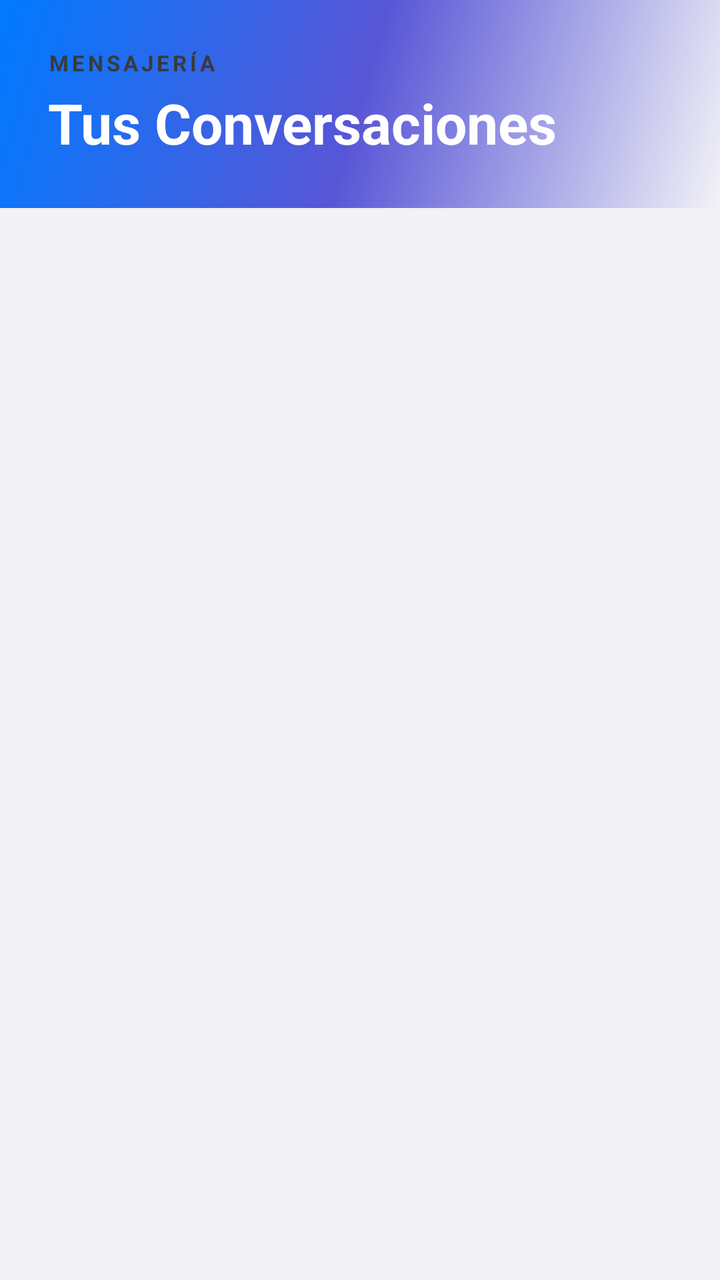
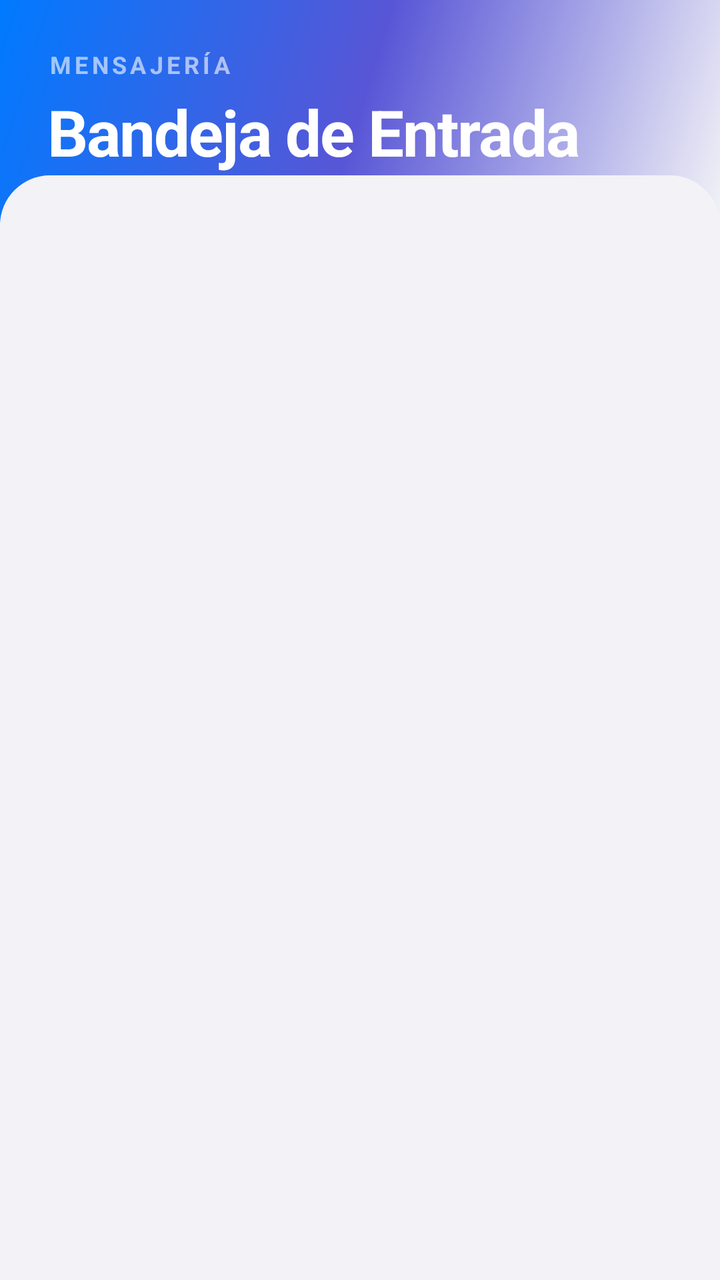

Screens rendered from an Android XML layout before and after an edit, with the pre-edit source and the edit as a unified diff.
<!-- AndroidManifest.xml: application theme Theme.ActividadMenu -->
<!-- res/layout/fragment_chats.xml -->
<?xml version="1.0" encoding="utf-8"?>
<androidx.coordinatorlayout.widget.CoordinatorLayout xmlns:android="http://schemas.android.com/apk/res/android"
    xmlns:app="http://schemas.android.com/apk/res-auto"
    xmlns:tools="http://schemas.android.com/tools"
    android:layout_width="match_parent"
    android:layout_height="match_parent"
    android:background="@color/background">

    <com.google.android.material.appbar.AppBarLayout
        android:layout_width="match_parent"
        android:layout_height="wrap_content"
        android:background="@android:color/transparent"
        app:elevation="0dp">

        <LinearLayout
            android:layout_width="match_parent"
            android:layout_height="wrap_content"
            android:background="@drawable/header_gradient"
            android:orientation="vertical"
            android:padding="24dp"
            android:paddingTop="60dp"
            android:paddingBottom="24dp">

            <TextView
                android:layout_width="wrap_content"
                android:layout_height="wrap_content"
                android:text="MENSAJERÍA"
                android:textColor="@color/text_secondary"
                android:textSize="11sp"
                android:textStyle="bold"
                android:letterSpacing="0.15" />

            <TextView
                android:layout_width="wrap_content"
                android:layout_height="wrap_content"
                android:text="Tus Conversaciones"
                android:textColor="@color/white"
                android:textSize="28sp"
                android:textStyle="bold"
                android:layout_marginTop="4dp" />

        </LinearLayout>
    </com.google.android.material.appbar.AppBarLayout>

    <androidx.recyclerview.widget.RecyclerView
        android:id="@+id/rvChats"
        android:layout_width="match_parent"
        android:layout_height="match_parent"
        app:layout_behavior="@string/appbar_scrolling_view_behavior"
        tools:listitem="@layout/item_chat" />

    <LinearLayout
        android:id="@+id/layoutEmptyChats"
        android:layout_width="wrap_content"
        android:layout_height="wrap_content"
        android:layout_gravity="center"
        android:gravity="center"
        android:orientation="vertical"
        android:visibility="gone">

        <TextView
            android:layout_width="wrap_content"
            android:layout_height="wrap_content"
            android:text="No tienes chats activos"
            android:textColor="@color/text_secondary"
            android:textSize="16sp"
            android:textStyle="bold" />
    </LinearLayout>

</androidx.coordinatorlayout.widget.CoordinatorLayout>
<!-- res/layout/item_chat.xml (included above) -->
<?xml version="1.0" encoding="utf-8"?>
<com.google.android.material.card.MaterialCardView xmlns:android="http://schemas.android.com/apk/res/android"
    xmlns:app="http://schemas.android.com/apk/res-auto"
    android:layout_width="match_parent"
    android:layout_height="wrap_content"
    android:layout_marginHorizontal="16dp"
    android:layout_marginVertical="6dp"
    app:cardBackgroundColor="@color/surface"
    app:cardCornerRadius="16dp"
    app:cardElevation="2dp"
    app:strokeWidth="0dp">

    <LinearLayout
        android:layout_width="match_parent"
        android:layout_height="wrap_content"
        android:gravity="center_vertical"
        android:orientation="horizontal"
        android:padding="16dp">

        <com.google.android.material.card.MaterialCardView
            android:layout_width="50dp"
            android:layout_height="50dp"
            app:cardCornerRadius="25dp"
            app:cardElevation="0dp"
            app:cardBackgroundColor="@color/primary">
            <TextView
                android:id="@+id/tvChatAvatar"
                android:layout_width="match_parent"
                android:layout_height="match_parent"
                android:gravity="center"
                android:text="U"
                android:textColor="@color/white"
                android:textStyle="bold"
                android:textSize="18sp" />
        </com.google.android.material.card.MaterialCardView>

        <LinearLayout
            android:layout_width="0dp"
            android:layout_height="wrap_content"
            android:layout_weight="1"
            android:layout_marginStart="16dp"
            android:orientation="vertical">

            <TextView
                android:id="@+id/tvChatNombre"
                android:layout_width="wrap_content"
                android:layout_height="wrap_content"
                android:text="Nombre de Usuario"
                android:textColor="@color/text_primary"
                android:textSize="16sp"
                android:textStyle="bold" />

            <TextView
                android:id="@+id/tvChatUltimoMensaje"
                android:layout_width="wrap_content"
                android:layout_height="wrap_content"
                android:text="Último mensaje..."
                android:textColor="@color/text_secondary"
                android:textSize="13sp"
                android:maxLines="1"
                android:ellipsize="end"
                android:layout_marginTop="2dp" />
        </LinearLayout>

        <TextView
            android:id="@+id/tvChatHora"
            android:layout_width="wrap_content"
            android:layout_height="wrap_content"
            android:text="12:00 PM"
            android:textColor="@color/text_hint"
            android:textSize="11sp" />

    </LinearLayout>
</com.google.android.material.card.MaterialCardView>
<!-- resources referenced by this layout -->
<resources>
  <color name="background">#F2F2F7</color>
  <color name="primary">#007AFF</color>
  <color name="surface">#FFFFFF</color>
  <color name="text_hint">#8E8E93</color>
  <color name="text_primary">#000000</color>
  <color name="text_secondary">#3A3A3C</color>
  <color name="white">#FFFFFFFF</color>
  <!-- drawable header_gradient (drawable) -->
  <?xml version="1.0" encoding="utf-8"?>
  <shape xmlns:android="http://schemas.android.com/apk/res/android">
      <gradient
          android:angle="315"
          android:startColor="@color/grad_start"
          android:centerColor="@color/grad_center"
          android:endColor="@color/grad_end"
          android:type="linear" />
  </shape>
  <style name="Theme.ActividadMenu" parent="Base.Theme.ActividadMenu" />
  <color name="grad_start">#007AFF</color>
  <color name="grad_center">#5856D6</color>
  <color name="grad_end">#F2F2F7</color>
  <style name="Base.Theme.ActividadMenu" parent="Theme.Material3.DayNight.NoActionBar">
          <item name="colorPrimary">@color/primary</item>
          <item name="colorPrimaryDark">@color/primary_dark</item>
          <item name="colorOnPrimary">@color/text_on_primary</item>
          
          
          <item name="colorSurface">@color/surface</item>
          <item name="colorSurfaceVariant">@color/surface_variant</item>
          <item name="colorOnSurface">@color/text_primary</item>
          <item name="colorOnSurfaceVariant">@color/text_secondary</item>
          <item name="colorOutline">@color/divider</item>
  
          <item name="android:statusBarColor">@color/primary</item>
          <item name="android:windowLightStatusBar">true</item>
          <item name="android:navigationBarColor">@color/background</item>
      </style>
  <color name="primary_dark">#0056B3</color>
  <color name="text_on_primary">#FFFFFF</color>
  <color name="surface_variant">#E5E5EA</color>
  <color name="divider">#C6C6C8</color>
</resources>

<!-- the commit's change to res/layout/fragment_chats.xml (unified diff, before → after) -->
@@ -19,25 +19,27 @@
             android:orientation="vertical"
             android:padding="24dp"
             android:paddingTop="60dp"
-            android:paddingBottom="24dp">
+            android:paddingBottom="40dp">
 
             <TextView
                 android:layout_width="wrap_content"
                 android:layout_height="wrap_content"
                 android:text="MENSAJERÍA"
-                android:textColor="@color/text_secondary"
-                android:textSize="11sp"
+                android:textColor="@color/white"
+                android:alpha="0.6"
+                android:textSize="12sp"
                 android:textStyle="bold"
                 android:letterSpacing="0.15" />
 
             <TextView
                 android:layout_width="wrap_content"
                 android:layout_height="wrap_content"
-                android:text="Tus Conversaciones"
+                android:text="Bandeja de Entrada"
                 android:textColor="@color/white"
-                android:textSize="28sp"
+                android:textSize="32sp"
                 android:textStyle="bold"
-                android:layout_marginTop="4dp" />
+                android:layout_marginTop="4dp"
+                android:letterSpacing="-0.02" />
 
         </LinearLayout>
     </com.google.android.material.appbar.AppBarLayout>
@@ -46,25 +48,49 @@
         android:id="@+id/rvChats"
         android:layout_width="match_parent"
         android:layout_height="match_parent"
+        android:clipToPadding="false"
+        android:paddingTop="20dp"
+        android:paddingBottom="100dp"
+        android:layout_marginTop="-24dp"
+        android:background="@drawable/search_bg"
+        android:backgroundTint="@color/background"
         app:layout_behavior="@string/appbar_scrolling_view_behavior"
         tools:listitem="@layout/item_chat" />
 
     <LinearLayout
         android:id="@+id/layoutEmptyChats"
-        android:layout_width="wrap_content"
+        android:layout_width="match_parent"
         android:layout_height="wrap_content"
         android:layout_gravity="center"
         android:gravity="center"
         android:orientation="vertical"
+        android:padding="40dp"
         android:visibility="gone">
+
+        <ImageView
+            android:layout_width="140dp"
+            android:layout_height="140dp"
+            android:src="@android:drawable/stat_notify_chat"
+            app:tint="@color/primary"
+            android:alpha="0.2" />
 
         <TextView
             android:layout_width="wrap_content"
             android:layout_height="wrap_content"
-            android:text="No tienes chats activos"
-            android:textColor="@color/text_secondary"
-            android:textSize="16sp"
+            android:layout_marginTop="20dp"
+            android:text="Aún no hay mensajes"
+            android:textColor="@color/text_primary"
+            android:textSize="20sp"
             android:textStyle="bold" />
+
+        <TextView
+            android:layout_width="wrap_content"
+            android:layout_height="wrap_content"
+            android:layout_marginTop="8dp"
+            android:text="Contacta a un vendedor o publica algo para empezar a chatear"
+            android:textColor="@color/text_hint"
+            android:textSize="14sp"
+            android:gravity="center" />
     </LinearLayout>
 
 </androidx.coordinatorlayout.widget.CoordinatorLayout>
@@ -77,9 +103,10 @@
     android:layout_marginHorizontal="16dp"
     android:layout_marginVertical="6dp"
     app:cardBackgroundColor="@color/surface"
-    app:cardCornerRadius="16dp"
-    app:cardElevation="2dp"
-    app:strokeWidth="0dp">
+    app:cardCornerRadius="24dp"
+    app:cardElevation="0dp"
+    app:strokeWidth="1dp"
+    app:strokeColor="#10000000">
 
     <LinearLayout
         android:layout_width="match_parent"
@@ -89,20 +116,20 @@
         android:padding="16dp">
 
         <com.google.android.material.card.MaterialCardView
-            android:layout_width="50dp"
-            android:layout_height="50dp"
-            app:cardCornerRadius="25dp"
+            android:layout_width="54dp"
+            android:layout_height="54dp"
+            app:cardCornerRadius="27dp"
             app:cardElevation="0dp"
-            app:cardBackgroundColor="@color/primary">
+            app:cardBackgroundColor="@color/primary_container">
             <TextView
                 android:id="@+id/tvChatAvatar"
                 android:layout_width="match_parent"
                 android:layout_height="match_parent"
                 android:gravity="center"
                 android:text="U"
-                android:textColor="@color/white"
+                android:textColor="@color/primary"
                 android:textStyle="bold"
-                android:textSize="18sp" />
+                android:textSize="20sp" />
         </com.google.android.material.card.MaterialCardView>
 
         <LinearLayout
@@ -118,28 +145,45 @@
                 android:layout_height="wrap_content"
                 android:text="Nombre de Usuario"
                 android:textColor="@color/text_primary"
-                android:textSize="16sp"
-                android:textStyle="bold" />
+                android:textSize="17sp"
+                android:textStyle="bold"
+                android:letterSpacing="-0.01" />
 
             <TextView
                 android:id="@+id/tvChatUltimoMensaje"
                 android:layout_width="wrap_content"
                 android:layout_height="wrap_content"
-                android:text="Último mensaje..."
+                android:text="Último mensaje de la charla..."
                 android:textColor="@color/text_secondary"
-                android:textSize="13sp"
+                android:textSize="14sp"
                 android:maxLines="1"
                 android:ellipsize="end"
-                android:layout_marginTop="2dp" />
+                android:layout_marginTop="2dp"
+                android:alpha="0.8" />
         </LinearLayout>
 
-        <TextView
-            android:id="@+id/tvChatHora"
+        <LinearLayout
             android:layout_width="wrap_content"
             android:layout_height="wrap_content"
-            android:text="12:00 PM"
-            android:textColor="@color/text_hint"
-            android:textSize="11sp" />
+            android:gravity="end"
+            android:orientation="vertical">
+
+            <TextView
+                android:id="@+id/tvChatHora"
+                android:layout_width="wrap_content"
+                android:layout_height="wrap_content"
+                android:text="12:00 PM"
+                android:textColor="@color/text_hint"
+                android:textSize="11sp" />
+            
+            <ImageView
+                android:layout_width="16dp"
+                android:layout_height="16dp"
+                android:layout_marginTop="8dp"
+                android:src="@android:drawable/ic_media_play"
+                app:tint="@color/primary"
+                android:alpha="0.3" />
+        </LinearLayout>
 
     </LinearLayout>
 </com.google.android.material.card.MaterialCardView>
<!-- resource entries referenced after the edit -->
@@ -2,6 +2,7 @@
 <resources>
   <color name="background">#F2F2F7</color>
   <color name="primary">#007AFF</color>
+  <color name="primary_container">#E5F1FF</color>
   <color name="surface">#FFFFFF</color>
   <color name="text_hint">#8E8E93</color>
   <color name="text_primary">#000000</color>
@@ -17,6 +18,13 @@
           android:endColor="@color/grad_end"
           android:type="linear" />
   </shape>
+  <!-- drawable search_bg (drawable) -->
+  <?xml version="1.0" encoding="utf-8"?>
+  <shape xmlns:android="http://schemas.android.com/apk/res/android">
+      <solid android:color="@color/white" />
+      <corners android:radius="25dp" />
+      <padding android:left="16dp" android:right="16dp" />
+  </shape>
   <style name="Theme.ActividadMenu" parent="Base.Theme.ActividadMenu" />
   <color name="grad_start">#007AFF</color>
   <color name="grad_center">#5856D6</color>
@@ -25,14 +33,11 @@
           <item name="colorPrimary">@color/primary</item>
           <item name="colorPrimaryDark">@color/primary_dark</item>
           <item name="colorOnPrimary">@color/text_on_primary</item>
-          
-          
           <item name="colorSurface">@color/surface</item>
           <item name="colorSurfaceVariant">@color/surface_variant</item>
           <item name="colorOnSurface">@color/text_primary</item>
           <item name="colorOnSurfaceVariant">@color/text_secondary</item>
           <item name="colorOutline">@color/divider</item>
-  
           <item name="android:statusBarColor">@color/primary</item>
           <item name="android:windowLightStatusBar">true</item>
           <item name="android:navigationBarColor">@color/background</item>
